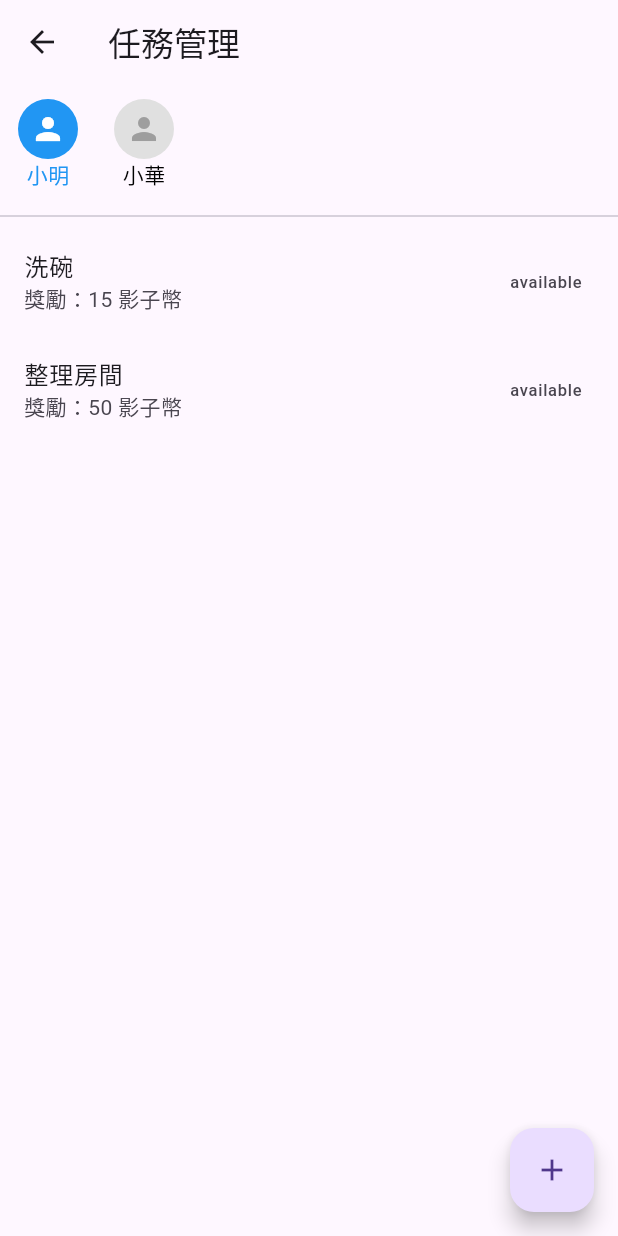
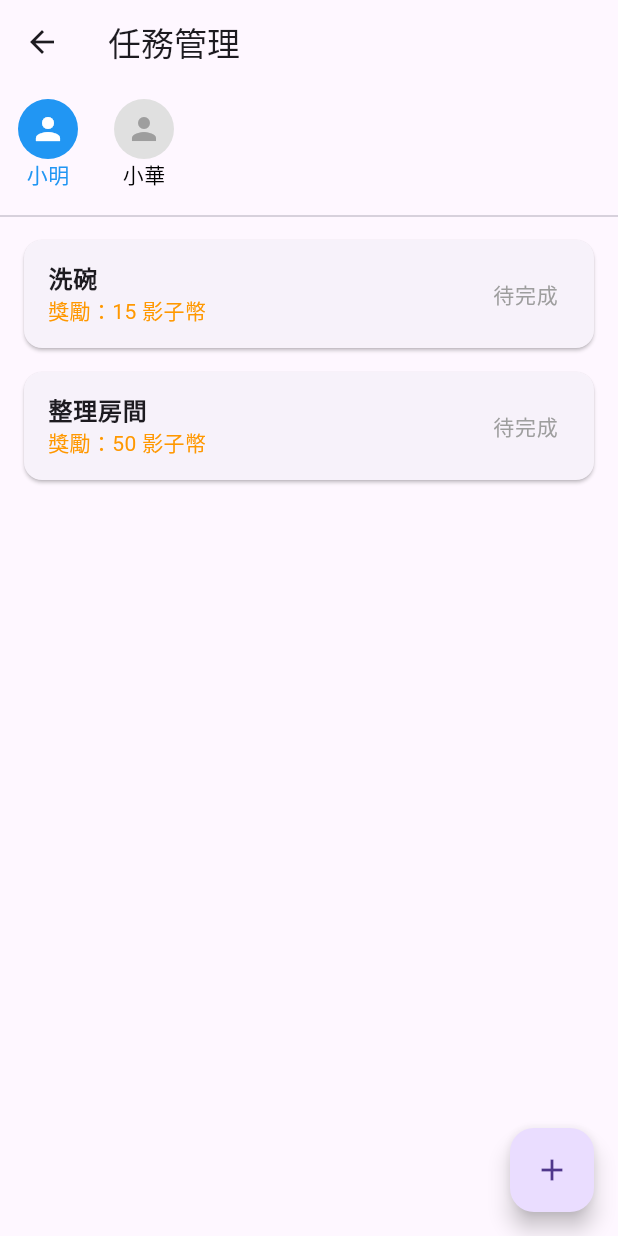
Before and after one commit to namonroll/shadow_wallet, a Flutter app: the ParentTaskBoardView screen opened directly, on a phone screen of 412 x 824 dp. Run offline on Flutter 3.47's test engine with Material 3 defaults, Android fonts, the phone set to English and light mode, and no system bars; accounts and stored records are empty.

Commit message:
整理一下

```diff
--- a/lib/features/task_board/views/parent/parent_task_board_view.dart
+++ b/lib/features/task_board/views/parent/parent_task_board_view.dart
@@ -4,6 +4,7 @@ import '../../../family_group/providers/group_provider.dart';
 import '../../providers/task_provider.dart';
 import 'create_task_view.dart';
 import '../../../../core/models/member_profile_enums.dart';
+import '../../models/task_model.dart';
 
 class ParentTaskBoardView extends StatefulWidget {
   const ParentTaskBoardView({super.key});
@@ -79,10 +80,42 @@ class _ParentTaskBoardViewState extends State<ParentTaskBoardView> {
                   itemCount: childTasks.length,
                   itemBuilder: (context, index) {
                     final task = childTasks[index];
-                    return ListTile(
-                      title: Text(task.title),
-                      subtitle: Text('獎勵：${task.rewardCoins} 影子幣'),
-                      trailing: Text(task.status.toString().split('.').last),
+
+                    Widget trailingWidget;
+
+                    if (task.status == TaskStatus.underReview) {
+                      // 待審核狀態：顯示核准按鈕
+                      trailingWidget = ElevatedButton(
+                        onPressed: () {
+                          // 呼叫 Provider 執行核准邏輯
+                          context.read<TaskProvider>().approveTask(task.id);
+
+                          // 顯示成功提示
+                          ScaffoldMessenger.of(context).showSnackBar(
+                            SnackBar(content: Text('✅ 已核准任務！發放 ${task.rewardCoins} 影子幣。')),
+                          );
+                        },
+                        style: ElevatedButton.styleFrom(
+                          backgroundColor: Colors.green,
+                          padding: const EdgeInsets.symmetric(horizontal: 16),
+                        ),
+                        child: const Text('審核通過', style: TextStyle(color: Colors.white, fontWeight: FontWeight.bold)),
+                      );
+                    } else if (task.status == TaskStatus.completed) {
+                      // 已完成狀態：顯示綠色勾勾文字
+                      trailingWidget = const Text('已完成', style: TextStyle(color: Colors.green, fontWeight: FontWeight.bold, fontSize: 16));
+                    } else {
+                      // 其他狀態 (available)：顯示待完成文字
+                      trailingWidget = const Text('待完成', style: TextStyle(color: Colors.grey, fontSize: 14));
+                    }
+
+                    return Card( // 稍微加上 Card 讓任務列表更有層次感
+                      margin: const EdgeInsets.symmetric(horizontal: 16, vertical: 8),
+                      child: ListTile(
+                        title: Text(task.title, style: const TextStyle(fontWeight: FontWeight.bold)),
+                        subtitle: Text('獎勵：${task.rewardCoins} 影子幣', style: const TextStyle(color: Colors.orange)),
+                        trailing: trailingWidget, // 放上我們剛剛判斷好的元件
+                      ),
                     );
                   },
                 ),
```
